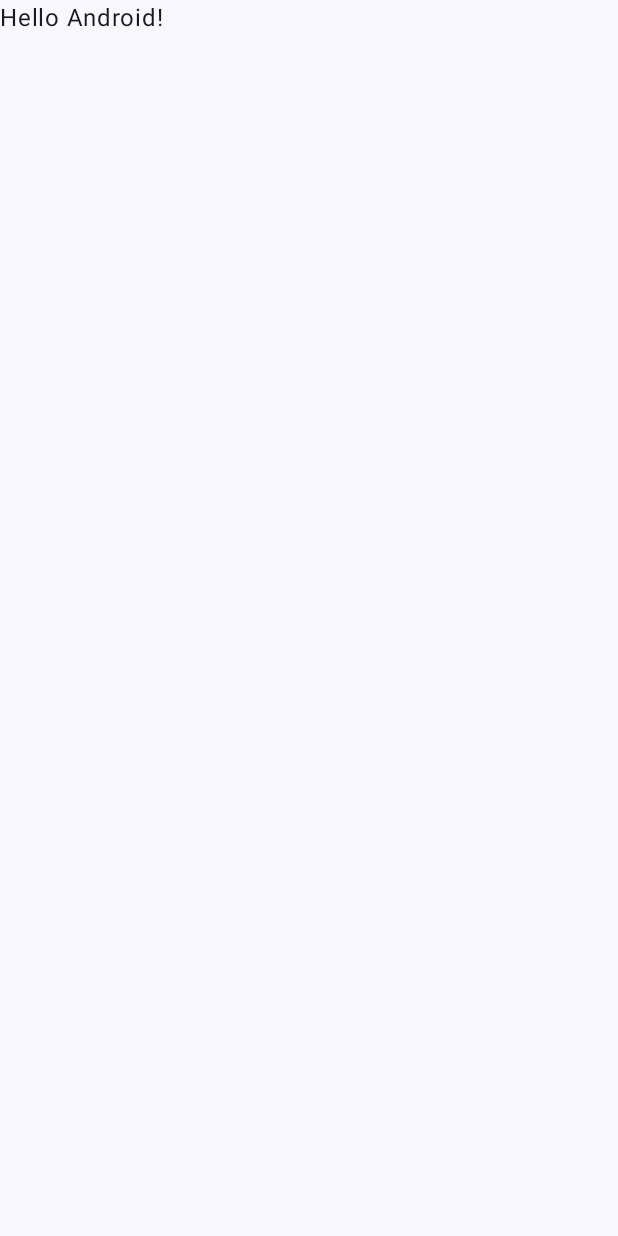
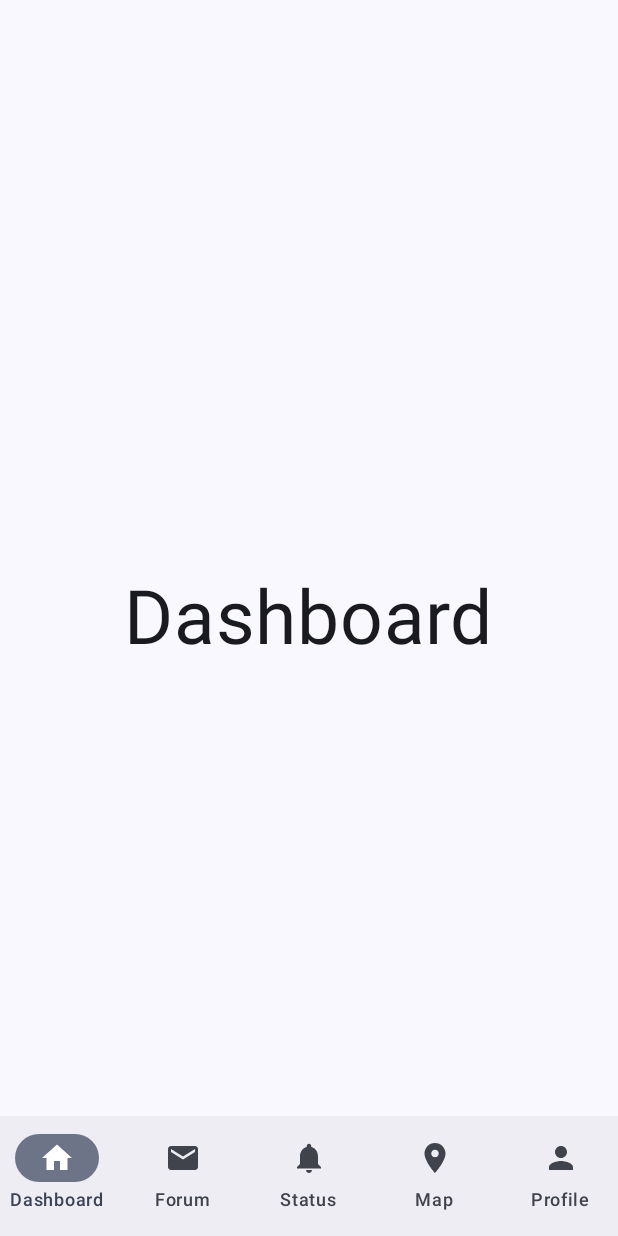
Before and after one commit to TXY05/FloodAid, an Android app built with Jetpack Compose: the screen it shows after launch (MainActivity), on a phone screen of 412 x 824 dp. Before the commit the screen is almost empty. Run offline under Robolectric (Android 15) with nearby library versions, the phone set to English and light mode, and no system bars.

Commit message:
Updated Bottom Bar

```diff
--- a/app/build.gradle.kts
+++ b/app/build.gradle.kts
@@ -49,6 +49,7 @@ dependencies {
     implementation(libs.androidx.ui.graphics)
     implementation(libs.androidx.ui.tooling.preview)
     implementation(libs.androidx.material3)
+    implementation(libs.androidx.navigation.compose)
     testImplementation(libs.junit)
     androidTestImplementation(libs.androidx.junit)
     androidTestImplementation(libs.androidx.espresso.core)
@@ -56,4 +57,5 @@ dependencies {
     androidTestImplementation(libs.androidx.ui.test.junit4)
     debugImplementation(libs.androidx.ui.tooling)
     debugImplementation(libs.androidx.ui.test.manifest)
+
 }
--- a/app/src/main/java/com/example/floodaid/MainActivity.kt
+++ b/app/src/main/java/com/example/floodaid/MainActivity.kt
@@ -4,13 +4,26 @@ import android.os.Bundle
 import androidx.activity.ComponentActivity
 import androidx.activity.compose.setContent
 import androidx.activity.enableEdgeToEdge
+import androidx.compose.foundation.layout.Arrangement
+import androidx.compose.foundation.layout.Column
 import androidx.compose.foundation.layout.fillMaxSize
 import androidx.compose.foundation.layout.padding
+import androidx.compose.material3.OutlinedTextField
 import androidx.compose.material3.Scaffold
 import androidx.compose.material3.Text
+import androidx.compose.material3.TextField
 import androidx.compose.runtime.Composable
+import androidx.compose.runtime.getValue
+import androidx.compose.runtime.mutableStateOf
+import androidx.compose.runtime.remember
+import androidx.compose.runtime.setValue
+import androidx.compose.ui.Alignment
 import androidx.compose.ui.Modifier
 import androidx.compose.ui.tooling.preview.Preview
+import androidx.navigation.compose.NavHost
+import androidx.navigation.compose.rememberNavController
+import com.example.floodaid.screen.Dashboard
+import com.example.floodaid.screen.*
 import com.example.floodaid.ui.theme.FloodAidTheme
 
 class MainActivity : ComponentActivity() {
@@ -18,30 +31,16 @@ class MainActivity : ComponentActivity() {
         super.onCreate(savedInstanceState)
         enableEdgeToEdge()
         setContent {
+            val navController = rememberNavController()
             FloodAidTheme {
-                Scaffold(modifier = Modifier.fillMaxSize()) { innerPadding ->
-                    Greeting(
-                        name = "Android",
-                        modifier = Modifier.padding(innerPadding)
-                    )
-                }
+                NavGraph(navController)
             }
         }
     }
 }
 
 @Composable
-fun Greeting(name: String, modifier: Modifier = Modifier) {
-    Text(
-        text = "Hello $name!",
-        modifier = modifier
-    )
+@Preview(showBackground = true)
+fun Preview(){
+    Dashboard()
 }
-
-@Preview(showBackground = true)
-@Composable
-fun GreetingPreview() {
-    FloodAidTheme {
-        Greeting("Android")
-    }
-}
--- /dev/null
+++ b/app/src/main/java/com/example/floodaid/NavGraph.kt
@@ -0,0 +1,43 @@
+package com.example.floodaid
+
+import androidx.compose.runtime.Composable
+import androidx.navigation.NavHostController
+import androidx.navigation.compose.NavHost
+import androidx.navigation.compose.composable
+import com.example.floodaid.screen.*
+
+@Composable
+fun NavGraph(navController: NavHostController) {
+    NavHost(navController = navController, startDestination = Screen.Dashboard.route) {
+        composable(route = Screen.Dashboard.route) {
+            Dashboard(navController = navController)
+        }
+        composable(route = Screen.FloodStatus.route) {
+            FloodStatus(navController = navController)
+        }
+
+        composable(route = Screen.Forum.route) {
+            Forum(navController = navController)
+        }
+
+        composable(route = Screen.Map.route) {
+            Map(navController = navController)
+        }
+
+        composable(route = Screen.Notification.route) {
+            Notification(navController = navController)
+        }
+
+        composable(route = Screen.Profile.route) {
+            Profile(navController = navController)
+        }
+
+        composable(route = Screen.Signup.route) {
+            Signup(navController = navController)
+        }
+
+        composable(route = Screen.Volunteer.route) {
+            Volunteer(navController = navController)
+        }
+    }
+}
--- /dev/null
+++ b/app/src/main/java/com/example/floodaid/common/composable/BottomBar.kt
@@ -0,0 +1,73 @@
+import androidx.compose.foundation.layout.RowScope
+import androidx.compose.material3.Icon
+import androidx.compose.material3.NavigationBar
+import androidx.compose.material3.NavigationBarItem
+import androidx.compose.material3.Text
+import androidx.compose.runtime.Composable
+import androidx.compose.runtime.getValue
+import androidx.navigation.NavDestination
+import androidx.navigation.NavDestination.Companion.hierarchy
+import androidx.navigation.NavHostController
+import androidx.navigation.compose.currentBackStackEntryAsState
+import com.example.floodaid.screen.Screen
+
+@Composable
+fun BottomBar(navController: NavHostController) {
+    val screens = listOf(
+        Screen.Dashboard,
+        Screen.Forum,
+        Screen.FloodStatus,
+        Screen.Map,
+        Screen.Profile,
+    )
+
+    val navBackStackEntry by navController.currentBackStackEntryAsState()
+    val currentDestination = navBackStackEntry?.destination
+
+    NavigationBar {
+        screens.forEach { screen ->
+            AddItem(
+                screen = screen,
+                currentDestination = currentDestination,
+                navController = navController
+            )
+        }
+    }
+}
+
+
+@Composable
+fun RowScope.AddItem(
+    screen: Screen,
+    currentDestination: NavDestination?,
+    navController: NavHostController,
+) {
+    NavigationBarItem(
+        label = {
+            Text(text = screen.title)
+        },
+        icon = {
+            Icon(
+                imageVector = screen.icon,
+                contentDescription = "Navigation Icon"
+            )
+        },
+        selected = currentDestination?.hierarchy?.any {
+            it.route == screen.route
+        } == true,
+        onClick = {
+            if (currentDestination?.route != screen.route) {
+                navController.navigate(screen.route) {
+                    popUpTo(Screen.Dashboard.route) {
+                        saveState = true
+                    }
+                    launchSingleTop = true
+                    restoreState = true
+                }
+            }
+        }
+
+
+        ,
+    )
+}
--- /dev/null
+++ b/app/src/main/java/com/example/floodaid/screen/Dashboard.kt
@@ -0,0 +1,43 @@
+package com.example.floodaid.screen
+
+import BottomBar
+import android.annotation.SuppressLint
+import android.util.Log
+import androidx.compose.foundation.layout.Arrangement
+import androidx.compose.foundation.layout.Column
+import androidx.compose.foundation.layout.RowScope
+import androidx.compose.foundation.layout.fillMaxSize
+import androidx.compose.material3.Icon
+import androidx.compose.material3.NavigationBar
+import androidx.compose.material3.NavigationBarItem
+import androidx.compose.material3.Scaffold
+import androidx.compose.material3.Text
+import androidx.compose.runtime.Composable
+import androidx.compose.runtime.getValue
+import androidx.compose.ui.Alignment
+import androidx.compose.ui.Modifier
+import androidx.compose.ui.text.style.TextAlign
+import androidx.compose.ui.unit.sp
+import androidx.navigation.NavDestination
+import androidx.navigation.NavDestination.Companion.hierarchy
+import androidx.navigation.NavHostController
+import androidx.navigation.compose.currentBackStackEntryAsState
+import androidx.navigation.compose.rememberNavController
+import com.example.floodaid.NavGraph
+
+
+@SuppressLint("UnusedMaterial3ScaffoldPaddingParameter")
+@Composable
+fun Dashboard(
+    navController: NavHostController = rememberNavController(),
+) {
+    Scaffold(
+        bottomBar = { BottomBar(navController = navController) }
+    ) {
+        Column (modifier = Modifier.fillMaxSize(),
+            horizontalAlignment = Alignment.CenterHorizontally,
+            verticalArrangement = Arrangement.Center){
+            Text(text = "Dashboard", fontSize = 50.sp)
+        }
+    }
+}
--- /dev/null
+++ b/app/src/main/java/com/example/floodaid/screen/Screen.kt
@@ -0,0 +1,65 @@
+package com.example.floodaid.screen
+
+import androidx.compose.material.icons.Icons
+import androidx.compose.material.icons.filled.AccountCircle
+import androidx.compose.material.icons.filled.Email
+import androidx.compose.material.icons.filled.Home
+import androidx.compose.material.icons.filled.LocationOn
+import androidx.compose.material.icons.filled.Notifications
+import androidx.compose.material.icons.filled.Person
+import androidx.compose.ui.graphics.vector.ImageVector
+
+sealed class Screen(
+    val route: String,
+    val title: String,
+    val icon: ImageVector,
+) {
+    object Dashboard : Screen(
+        route = "dashboard",
+        title = "Dashboard",
+        icon = Icons.Default.Home
+    )
+
+    object FloodStatus : Screen(
+        route = "floodStatus",
+        title = "Status",
+        icon = Icons.Default.Notifications
+    )
+
+    object Forum : Screen(
+        route = "forum",
+        title = "Forum",
+        icon = Icons.Default.Email
+    )
+
+    object Map : Screen(
+        route = "map",
+        title = "Map",
+        icon = Icons.Default.LocationOn
+    )
+
+    object Notification : Screen(
+        route = "notification",
+        title = "Notification",
+        icon = Icons.Default.Home
+    )
+
+    object Profile : Screen(
+        route = "profile",
+        title = "Profile",
+        icon = Icons.Default.Person
+    )
+
+    object Signup : Screen(
+        route = "signup",
+        title = "Signup",
+        icon = Icons.Default.AccountCircle
+    )
+
+    object Volunteer : Screen(
+        route = "volunteer",
+        title = "Volunteer",
+        icon = Icons.Default.Home
+    )
+
+}
--- a/gradle/libs.versions.toml
+++ b/gradle/libs.versions.toml
@@ -8,6 +8,8 @@ espressoCore = "3.6.1"
 lifecycleRuntimeKtx = "2.8.7"
 activityCompose = "1.10.1"
 composeBom = "2025.03.01"
+navigationCompose = "2.8.9"
+navigationComposeJvmstubs = "2.9.0-alpha09"
 
 [libraries]
 androidx-core-ktx = { group = "androidx.core", name = "core-ktx", version.ref = "coreKtx" }
@@ -24,6 +26,8 @@ androidx-ui-tooling-preview = { group = "androidx.compose.ui", name = "ui-toolin
 androidx-ui-test-manifest = { group = "androidx.compose.ui", name = "ui-test-manifest" }
 androidx-ui-test-junit4 = { group = "androidx.compose.ui", name = "ui-test-junit4" }
 androidx-material3 = { group = "androidx.compose.material3", name = "material3" }
+androidx-navigation-compose = { group = "androidx.navigation", name = "navigation-compose", version.ref = "navigationCompose" }
+androidx-navigation-compose-jvmstubs = { group = "androidx.navigation", name = "navigation-compose-jvmstubs", version.ref = "navigationComposeJvmstubs" }
 
 [plugins]
 android-application = { id = "com.android.application", version.ref = "agp" }
```
Also changed, not shown: app/src/main/java/com/example/floodaid/screen/FloodStatus.kt (added, +36 -0 lines), app/src/main/java/com/example/floodaid/screen/Forum.kt (added, +33 -0 lines), app/src/main/java/com/example/floodaid/screen/Map.kt (added, +33 -0 lines), app/src/main/java/com/example/floodaid/screen/Notification.kt (added, +33 -0 lines), app/src/main/java/com/example/floodaid/screen/Profile.kt (added, +33 -0 lines), app/src/main/java/com/example/floodaid/screen/Signup.kt (added, +33 -0 lines), app/src/main/java/com/example/floodaid/screen/Volunteer.kt (added, +33 -0 lines).
